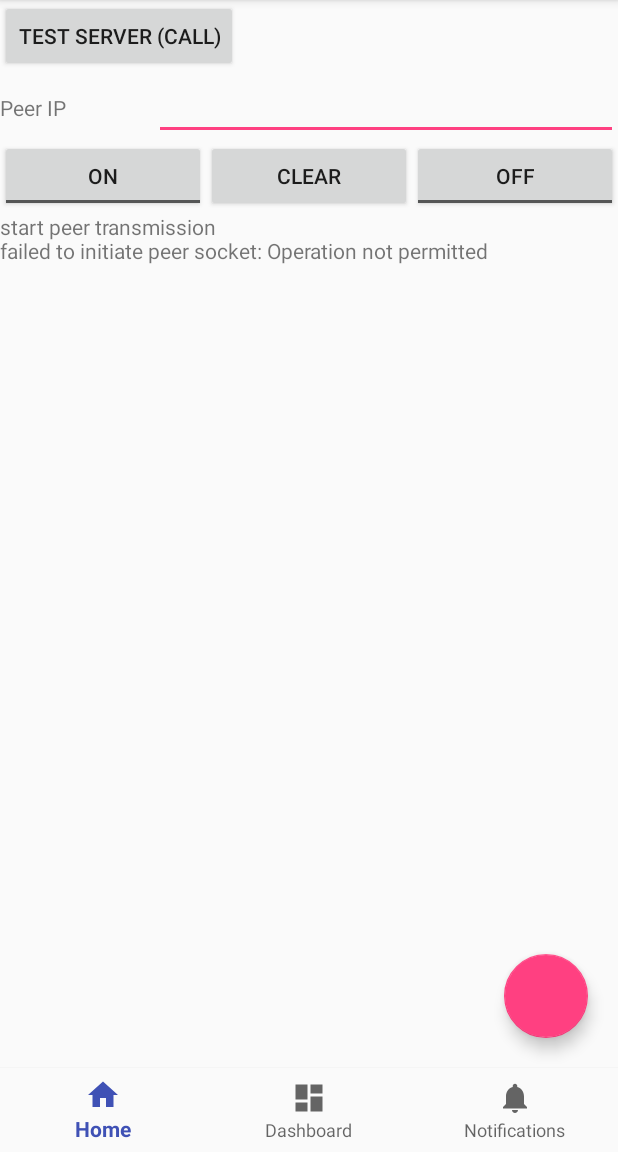
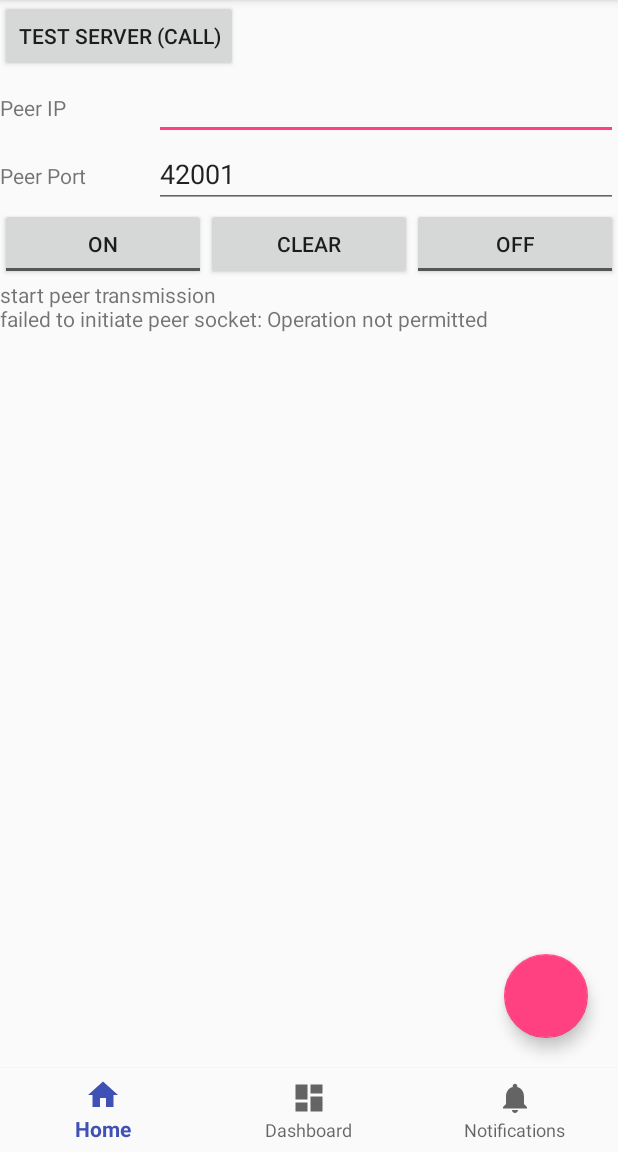
Before and after one commit to Jack-Q/messenger, an Android app: the screen it shows after launch (MainActivity), after a tap on "OFF", on a phone screen of 412 x 824 dp, the part 84-1236 px from its top. Run offline under Robolectric (Android 15) with nearby library versions, the phone set to English and light mode, and no system bars; our stand-ins replace ButterKnife; libraries missing offline, so code that uses them is left out: org.bytedeco.javacpp; pictures from the network do not load; 2 statements that could not run were skipped.

Commit message:
add utp port setting

```diff
--- a/android/app/src/main/java/cn/jackq/messenger/network/PeerTransmission.java
+++ b/android/app/src/main/java/cn/jackq/messenger/network/PeerTransmission.java
@@ -19,6 +19,7 @@ public class PeerTransmission implements Runnable {
 
     public interface PeerTransmissionListener {
         void onPackageReceived(byte[] data, int size);
+
         void onError();
     }
 
@@ -37,14 +38,16 @@ public class PeerTransmission implements Runnable {
     private PeerConnectionCallback createCallback;
 
     private String peerHost;
+    private int peerPort;
     private InetAddress inetAddress;
 
     public PeerTransmission(PeerTransmissionListener listener) {
         this.listener = listener;
     }
 
-    public void create(String peerHost, PeerConnectionCallback createCallback) {
+    public void create(String peerHost, int peerPort, PeerConnectionCallback createCallback) {
         this.peerHost = peerHost;
+        this.peerPort = peerPort == 0 ? 42001 : peerPort;
         this.createCallback = createCallback;
 
         synchronized (runLock) {
@@ -87,9 +90,9 @@ public class PeerTransmission implements Runnable {
             inetAddress = InetAddress.getByName(peerHost);
 
 
-            socket.connect(inetAddress, 42001);
+            socket.connect(inetAddress, peerPort);
 
-            if(createCallback != null)
+            if (createCallback != null)
                 createCallback.finish(null);
         } catch (SocketException | UnknownHostException e) {
             e.printStackTrace();
@@ -97,7 +100,7 @@ public class PeerTransmission implements Runnable {
             synchronized (runLock) {
                 running = false;
             }
-            if(createCallback != null)
+            if (createCallback != null)
                 createCallback.finish(e.getMessage());
             return;
         }
--- a/android/app/src/main/java/cn/jackq/messenger/ui/MainActivityHomePage.java
+++ b/android/app/src/main/java/cn/jackq/messenger/ui/MainActivityHomePage.java
@@ -1,6 +1,7 @@
 package cn.jackq.messenger.ui;
 
 import android.app.Activity;
+import android.app.IntentService;
 import android.os.Looper;
 import android.support.annotation.NonNull;
 import android.util.Log;
@@ -32,6 +33,9 @@ public class MainActivityHomePage implements MessengerAudioRecorder.MessengerAud
     @BindView(R.id.edit_peer_ip)
     EditText mPeerIpEdit;
 
+    @BindView(R.id.edit_peer_port)
+    EditText mPeerPortEdit;
+
     MessengerAudioRecorder mRecorder;
     MessengerAudioOutput mOutput;
     PeerTransmission mPeerTransmission;
@@ -49,7 +53,7 @@ public class MainActivityHomePage implements MessengerAudioRecorder.MessengerAud
                 mPeerTransmission = new PeerTransmission(this);
                 writeLog("start peer transmission");
                 Log.d(TAG, "messageButtonClickHandler: starting peer socket");
-                mPeerTransmission.create(mPeerIpEdit.getText().toString(), errorMessage -> {
+                mPeerTransmission.create(mPeerIpEdit.getText().toString(), Integer.parseInt(mPeerPortEdit.getText().toString()), errorMessage -> {
                     if (errorMessage != null) {
                         writeLog("failed to initiate peer socket: " + errorMessage);
                         toggleButton.setChecked(false);
--- a/android/app/src/main/res/layout/activity_main_home.xml
+++ b/android/app/src/main/res/layout/activity_main_home.xml
@@ -1,55 +1,84 @@
 <?xml version="1.0" encoding="utf-8"?>
 <LinearLayout xmlns:android="http://schemas.android.com/apk/res/android"
-    android:orientation="vertical" android:layout_width="match_parent"
     android:id="@+id/main_home_page"
-    android:layout_height="match_parent">
+    android:layout_width="match_parent"
+    android:layout_height="match_parent"
+    android:orientation="vertical">
+
     <Button
         android:id="@+id/main_button_call"
         android:layout_width="wrap_content"
         android:layout_height="wrap_content"
-        android:text="Test server (Call)"/>
+        android:text="Test server (Call)" />
 
     <LinearLayout
         android:layout_width="match_parent"
         android:layout_height="wrap_content"
         android:orientation="horizontal">
+
         <TextView
             android:layout_width="0dp"
             android:layout_height="wrap_content"
             android:layout_weight="1"
-            android:text="Peer IP"/>
+            android:text="Peer IP" />
+
         <EditText
             android:id="@+id/edit_peer_ip"
             android:layout_width="0dp"
-            android:layout_weight="3"
-            android:layout_height="wrap_content" />
+            android:layout_height="wrap_content"
+            android:layout_weight="3" />
     </LinearLayout>
 
     <LinearLayout
         android:layout_width="match_parent"
         android:layout_height="wrap_content"
         android:orientation="horizontal">
+
+        <TextView
+            android:layout_width="0dp"
+            android:layout_height="wrap_content"
+            android:layout_weight="1"
+            android:text="Peer Port" />
+
+        <EditText
+            android:id="@+id/edit_peer_port"
+            android:text="42001"
+            android:inputType="number"
+            android:layout_width="0dp"
+            android:layout_height="wrap_content"
+            android:layout_weight="3" />
+    </LinearLayout>
+
+    <LinearLayout
+        android:layout_width="match_parent"
+        android:layout_height="wrap_content"
+        android:orientation="horizontal">
+
         <ToggleButton
             android:id="@+id/main_message_button"
             android:layout_width="0dp"
-            android:layout_weight="1"
-            android:layout_height="wrap_content" />
+            android:layout_height="wrap_content"
+            android:layout_weight="1" />
+
         <Button
             android:id="@+id/main_clear_button"
             android:layout_width="0dp"
+            android:layout_height="wrap_content"
             android:layout_weight="1"
-            android:layout_height="wrap_content"
-            android:text="CLEAR"/>
+            android:text="CLEAR" />
+
         <ToggleButton
             android:id="@+id/main_output_button"
             android:layout_width="0dp"
-            android:layout_weight="1"
-            android:layout_height="wrap_content" />
+            android:layout_height="wrap_content"
+            android:layout_weight="1" />
     </LinearLayout>
+
     <ScrollView
         android:layout_width="match_parent"
         android:layout_height="0dp"
         android:layout_weight="1">
+
         <TextView
             android:id="@+id/status_text"
             android:layout_width="match_parent"
```
